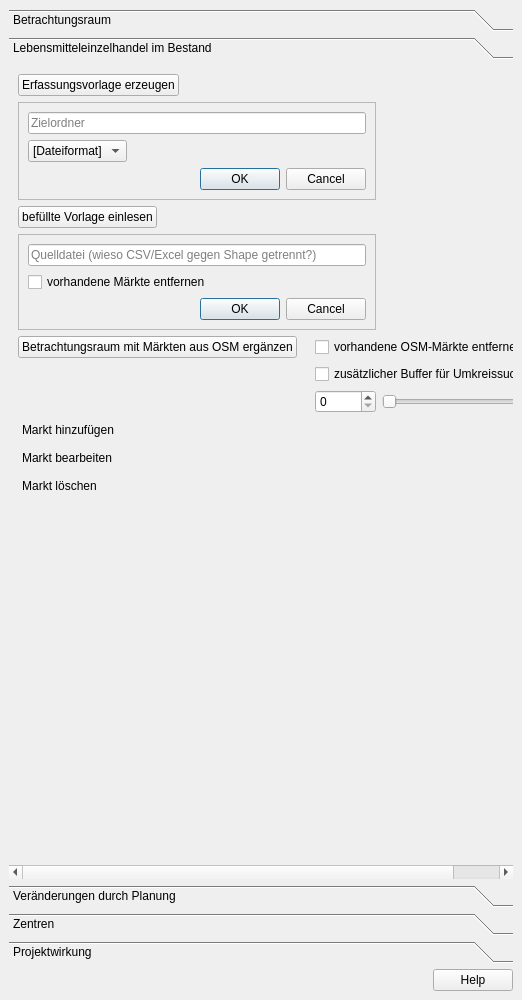
projektcheck/ProjektCheck-QGIS, file projektcheck/pctools/ui/ProjektCheck_dockwidget_analysis_08-SKSM.ui: the form before one commit.
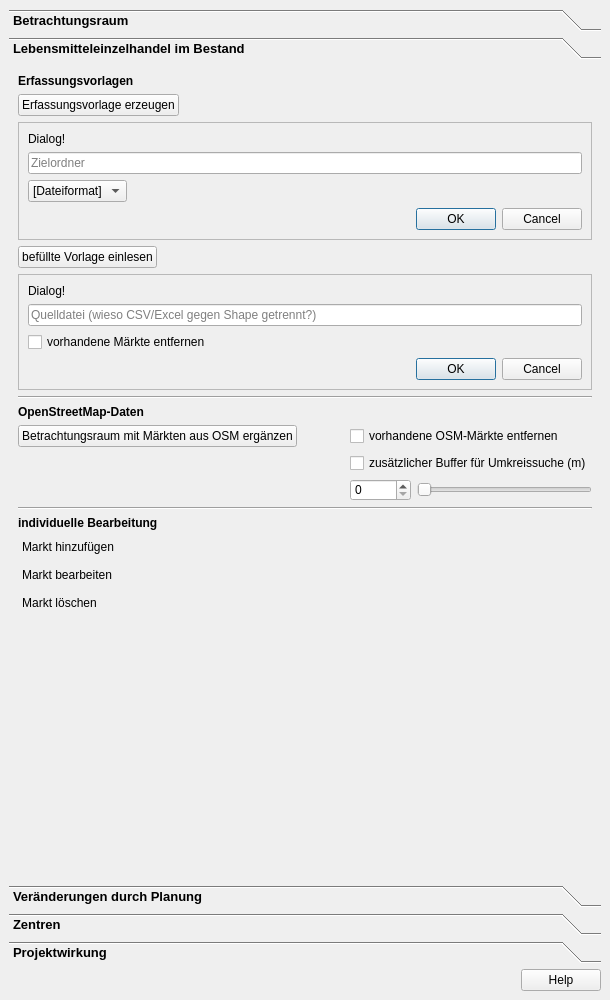
The form after the commit. The open tabs and pages were chosen to show the change. Icons and pictures are not drawn.

Commit message: consistent design relating to headers, structure, button position etc...

Diff of the .ui file:
```diff
--- a/projektcheck/pctools/ui/ProjektCheck_dockwidget_analysis_08-SKSM.ui
+++ b/projektcheck/pctools/ui/ProjektCheck_dockwidget_analysis_08-SKSM.ui
@@ -6,10 +6,21 @@
    <rect>
     <x>0</x>
     <y>0</y>
-    <width>522</width>
+    <width>610</width>
     <height>1000</height>
    </rect>
   </property>
+  <property name="styleSheet">
+   <string notr="true">QToolBox:tab {
+	font: bold 10pt ;
+    color: black;
+}
+QGroupBox::title {
+	font: bold italic 8pt ;
+    color: black;
+}
+</string>
+  </property>
   <property name="windowTitle">
    <string>Projekt-Check Analyse-Tools // Standortkonkurrenz und Supermärkte</string>
   </property>
@@ -106,7 +117,7 @@
         <rect>
          <x>0</x>
          <y>0</y>
-         <width>504</width>
+         <width>592</width>
          <height>796</height>
         </rect>
        </property>
@@ -114,80 +125,20 @@
         <string>Lebensmitteleinzelhandel im Bestand</string>
        </attribute>
        <layout class="QGridLayout" name="gridLayout_3">
-        <item row="10" column="2">
-         <spacer name="horizontalSpacer">
-          <property name="orientation">
-           <enum>Qt::Horizontal</enum>
+        <item row="0" column="1">
+         <widget class="QLabel" name="label_2">
+          <property name="font">
+           <font>
+            <weight>75</weight>
+            <bold>true</bold>
+           </font>
           </property>
-          <property name="sizeHint" stdset="0">
-           <size>
-            <width>40</width>
-            <height>20</height>
-           </size>
-          </property>
-         </spacer>
-        </item>
-        <item row="11" column="4" colspan="2">
-         <widget class="QCheckBox" name="checkBox_23">
           <property name="text">
-           <string>zusätzlicher Buffer für Umkreissuche (m)</string>
+           <string>Erfassungsvorlagen</string>
           </property>
          </widget>
         </item>
-        <item row="10" column="4" colspan="2">
-         <widget class="QCheckBox" name="checkBox_22">
-          <property name="text">
-           <string>vorhandene OSM-Märkte entfernen</string>
-          </property>
-         </widget>
-        </item>
-        <item row="3" column="1" colspan="4">
-         <widget class="QFrame" name="frame_2">
-          <property name="frameShape">
-           <enum>QFrame::StyledPanel</enum>
-          </property>
-          <property name="frameShadow">
-           <enum>QFrame::Raised</enum>
-          </property>
-          <layout class="QGridLayout" name="gridLayout_2">
-           <item row="2" column="1">
-            <spacer name="horizontalSpacer_17">
-             <property name="orientation">
-              <enum>Qt::Horizontal</enum>
-             </property>
-             <property name="sizeHint" stdset="0">
-              <size>
-               <width>40</width>
-               <height>20</height>
-              </size>
-             </property>
-            </spacer>
-           </item>
-           <item row="3" column="0" colspan="2">
-            <widget class="QDialogButtonBox" name="buttonBox_2">
-             <property name="standardButtons">
-              <set>QDialogButtonBox::Cancel|QDialogButtonBox::Ok</set>
-             </property>
-            </widget>
-           </item>
-           <item row="1" column="0" colspan="2">
-            <widget class="QLineEdit" name="lineEdit_2">
-             <property name="placeholderText">
-              <string>Quelldatei (wieso CSV/Excel gegen Shape getrennt?)</string>
-             </property>
-            </widget>
-           </item>
-           <item row="2" column="0">
-            <widget class="QCheckBox" name="checkBox_21">
-             <property name="text">
-              <string>vorhandene Märkte entfernen</string>
-             </property>
-            </widget>
-           </item>
-          </layout>
-         </widget>
-        </item>
-        <item row="1" column="1" colspan="4">
+        <item row="2" column="1" colspan="5">
          <widget class="QFrame" name="frame">
           <property name="frameShape">
            <enum>QFrame::StyledPanel</enum>
@@ -196,27 +147,21 @@
            <enum>QFrame::Raised</enum>
           </property>
           <layout class="QGridLayout" name="gridLayout">
-           <item row="0" column="0" colspan="2">
-            <widget class="QLineEdit" name="lineEdit">
-             <property name="placeholderText">
-              <string>Zielordner</string>
+           <item row="2" column="0">
+            <widget class="QLabel" name="label_3">
+             <property name="text">
+              <string>Dialog!</string>
              </property>
             </widget>
            </item>
-           <item row="1" column="1">
-            <spacer name="horizontalSpacer_16">
-             <property name="orientation">
-              <enum>Qt::Horizontal</enum>
+           <item row="5" column="0" colspan="2">
+            <widget class="QDialogButtonBox" name="buttonBox">
+             <property name="standardButtons">
+              <set>QDialogButtonBox::Cancel|QDialogButtonBox::Ok</set>
              </property>
-             <property name="sizeHint" stdset="0">
-              <size>
-               <width>40</width>
-               <height>20</height>
-              </size>
-             </property>
-            </spacer>
+            </widget>
            </item>
-           <item row="1" column="0">
+           <item row="4" column="0">
             <widget class="QComboBox" name="comboBox_6">
              <property name="sizePolicy">
               <sizepolicy hsizetype="Minimum" vsizetype="Fixed">
@@ -240,17 +185,123 @@
              </item>
             </widget>
            </item>
-           <item row="2" column="0" colspan="2">
-            <widget class="QDialogButtonBox" name="buttonBox">
+           <item row="4" column="1">
+            <spacer name="horizontalSpacer_16">
+             <property name="orientation">
+              <enum>Qt::Horizontal</enum>
+             </property>
+             <property name="sizeHint" stdset="0">
+              <size>
+               <width>40</width>
+               <height>20</height>
+              </size>
+             </property>
+            </spacer>
+           </item>
+           <item row="3" column="0" colspan="2">
+            <widget class="QLineEdit" name="lineEdit">
+             <property name="placeholderText">
+              <string>Zielordner</string>
+             </property>
+            </widget>
+           </item>
+          </layout>
+         </widget>
+        </item>
+        <item row="4" column="1" colspan="5">
+         <widget class="QFrame" name="frame_2">
+          <property name="frameShape">
+           <enum>QFrame::StyledPanel</enum>
+          </property>
+          <property name="frameShadow">
+           <enum>QFrame::Raised</enum>
+          </property>
+          <layout class="QGridLayout" name="gridLayout_2">
+           <item row="2" column="1">
+            <spacer name="horizontalSpacer_17">
+             <property name="orientation">
+              <enum>Qt::Horizontal</enum>
+             </property>
+             <property name="sizeHint" stdset="0">
+              <size>
+               <width>40</width>
+               <height>20</height>
+              </size>
+             </property>
+            </spacer>
+           </item>
+           <item row="3" column="0" colspan="2">
+            <widget class="QDialogButtonBox" name="buttonBox_2">
              <property name="standardButtons">
               <set>QDialogButtonBox::Cancel|QDialogButtonBox::Ok</set>
              </property>
             </widget>
            </item>
+           <item row="1" column="0" colspan="2">
+            <widget class="QLineEdit" name="lineEdit_2">
+             <property name="placeholderText">
+              <string>Quelldatei (wieso CSV/Excel gegen Shape getrennt?)</string>
+             </property>
+            </widget>
+           </item>
+           <item row="2" column="0">
+            <widget class="QCheckBox" name="checkBox_21">
+             <property name="text">
+              <string>vorhandene Märkte entfernen</string>
+             </property>
+            </widget>
+           </item>
+           <item row="0" column="0">
+            <widget class="QLabel" name="label_4">
+             <property name="text">
+              <string>Dialog!</string>
+             </property>
+            </widget>
+           </item>
           </layout>
          </widget>
         </item>
-        <item row="10" column="1">
+        <item row="7" column="1">
+         <widget class="QLabel" name="label_5">
+          <property name="font">
+           <font>
+            <weight>75</weight>
+            <bold>true</bold>
+           </font>
+          </property>
+          <property name="text">
+           <string>OpenStreetMap-Daten</string>
+          </property>
+         </widget>
+        </item>
+        <item row="6" column="1" colspan="5">
+         <widget class="Line" name="line">
+          <property name="orientation">
+           <enum>Qt::Horizontal</enum>
+          </property>
+         </widget>
+        </item>
+        <item row="12" column="4" colspan="2">
+         <widget class="QCheckBox" name="checkBox_23">
+          <property name="text">
+           <string>zusätzlicher Buffer für Umkreissuche (m)</string>
+          </property>
+         </widget>
+        </item>
+        <item row="11" column="2">
+         <spacer name="horizontalSpacer">
+          <property name="orientation">
+           <enum>Qt::Horizontal</enum>
+          </property>
+          <property name="sizeHint" stdset="0">
+           <size>
+            <width>40</width>
+            <height>20</height>
+           </size>
+          </property>
+         </spacer>
+        </item>
+        <item row="11" column="1">
          <widget class="QPushButton" name="pushButton">
           <property name="sizePolicy">
            <sizepolicy hsizetype="Minimum" vsizetype="Fixed">
@@ -263,39 +314,7 @@
           </property>
          </widget>
         </item>
-        <item row="0" column="1">
-         <widget class="QPushButton" name="pushButton_45">
-          <property name="sizePolicy">
-           <sizepolicy hsizetype="Fixed" vsizetype="Fixed">
-            <horstretch>0</horstretch>
-            <verstretch>0</verstretch>
-           </sizepolicy>
-          </property>
-          <property name="layoutDirection">
-           <enum>Qt::LeftToRight</enum>
-          </property>
-          <property name="text">
-           <string>Erfassungsvorlage erzeugen</string>
-          </property>
-          <property name="checkable">
-           <bool>true</bool>
-          </property>
-         </widget>
-        </item>
-        <item row="16" column="1">
-         <spacer name="verticalSpacer_2">
-          <property name="orientation">
-           <enum>Qt::Vertical</enum>
-          </property>
-          <property name="sizeHint" stdset="0">
-           <size>
-            <width>20</width>
-            <height>40</height>
-           </size>
-          </property>
-         </spacer>
-        </item>
-        <item row="2" column="1">
+        <item row="3" column="1">
          <widget class="QPushButton" name="pushButton_46">
           <property name="sizePolicy">
            <sizepolicy hsizetype="Fixed" vsizetype="Fixed">
@@ -314,7 +333,43 @@
           </property>
          </widget>
         </item>
-        <item row="15" column="1">
+        <item row="13" column="5">
+         <widget class="QSlider" name="horizontalSlider">
+          <property name="maximum">
+           <number>10000</number>
+          </property>
+          <property name="orientation">
+           <enum>Qt::Horizontal</enum>
+          </property>
+         </widget>
+        </item>
+        <item row="13" column="4">
+         <widget class="QSpinBox" name="spinBox">
+          <property name="maximum">
+           <number>10000</number>
+          </property>
+         </widget>
+        </item>
+        <item row="1" column="1">
+         <widget class="QPushButton" name="pushButton_45">
+          <property name="sizePolicy">
+           <sizepolicy hsizetype="Fixed" vsizetype="Fixed">
+            <horstretch>0</horstretch>
+            <verstretch>0</verstretch>
+           </sizepolicy>
+          </property>
+          <property name="layoutDirection">
+           <enum>Qt::LeftToRight</enum>
+          </property>
+          <property name="text">
+           <string>Erfassungsvorlage erzeugen</string>
+          </property>
+          <property name="checkable">
+           <bool>true</bool>
+          </property>
+         </widget>
+        </item>
+        <item row="19" column="1">
          <widget class="QPushButton" name="pushButton_33">
           <property name="sizePolicy">
            <sizepolicy hsizetype="Fixed" vsizetype="Fixed">
@@ -340,7 +395,7 @@
           </property>
          </widget>
         </item>
-        <item row="14" column="1">
+        <item row="18" column="1">
          <widget class="QPushButton" name="pushButton_32">
           <property name="sizePolicy">
            <sizepolicy hsizetype="Fixed" vsizetype="Fixed">
@@ -366,7 +421,14 @@
           </property>
          </widget>
         </item>
-        <item row="13" column="1">
+        <item row="11" column="4" colspan="2">
+         <widget class="QCheckBox" name="checkBox_22">
+          <property name="text">
+           <string>vorhandene OSM-Märkte entfernen</string>
+          </property>
+         </widget>
+        </item>
+        <item row="17" column="1">
          <widget class="QPushButton" name="pushButton_31">
           <property name="sizePolicy">
            <sizepolicy hsizetype="Fixed" vsizetype="Fixed">
@@ -392,18 +454,34 @@
           </property>
          </widget>
         </item>
-        <item row="12" column="4">
-         <widget class="QSpinBox" name="spinBox">
-          <property name="maximum">
-           <number>10000</number>
+        <item row="20" column="1" colspan="5">
+         <spacer name="verticalSpacer_2">
+          <property name="orientation">
+           <enum>Qt::Vertical</enum>
+          </property>
+          <property name="sizeHint" stdset="0">
+           <size>
+            <width>20</width>
+            <height>40</height>
+           </size>
+          </property>
+         </spacer>
+        </item>
+        <item row="16" column="1">
+         <widget class="QLabel" name="label_6">
+          <property name="font">
+           <font>
+            <weight>75</weight>
+            <bold>true</bold>
+           </font>
+          </property>
+          <property name="text">
+           <string>individuelle Bearbeitung</string>
           </property>
          </widget>
         </item>
-        <item row="12" column="5">
-         <widget class="QSlider" name="horizontalSlider">
-          <property name="maximum">
-           <number>10000</number>
-          </property>
+        <item row="15" column="1" colspan="5">
+         <widget class="Line" name="line_2">
           <property name="orientation">
            <enum>Qt::Horizontal</enum>
           </property>
```
Left out of the diff: 73 changed lines with no effect on the pictures. The commit also changes 7 other files.
